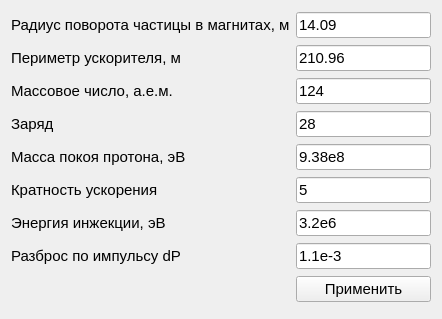
Above: parametersacceleration.ui from fdult/acceptance_generator before the change. Below: the same form after it.
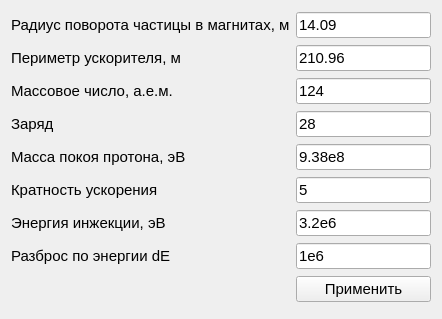
That is the form after the change.

```diff
--- a/parametersacceleration.ui
+++ b/parametersacceleration.ui
@@ -55,7 +55,7 @@
       <enum>Qt::ClickFocus</enum>
      </property>
      <property name="text">
-      <string>1.1e-3</string>
+      <string>1e6</string>
      </property>
     </widget>
    </item>
@@ -133,7 +133,7 @@
       </font>
      </property>
      <property name="text">
-      <string>Разброс по импульсу dP</string>
+      <string>Разброс по энергии dE</string>
      </property>
     </widget>
    </item>
```
Left out of the diff: 3 changed lines with no effect on the pictures.
